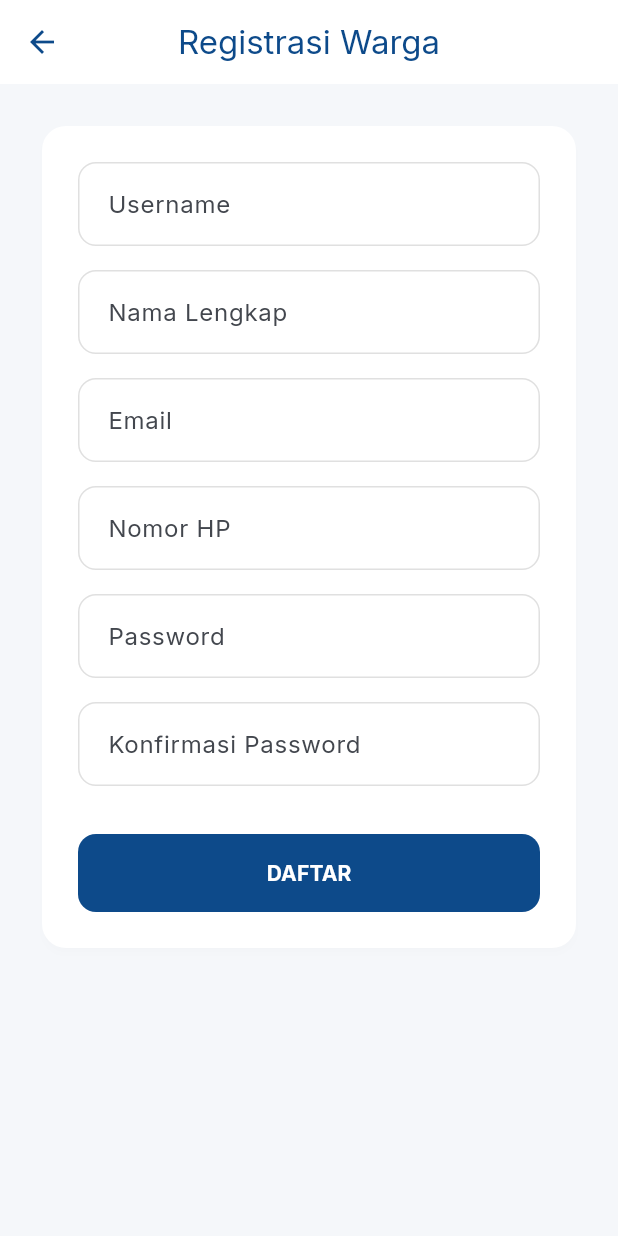
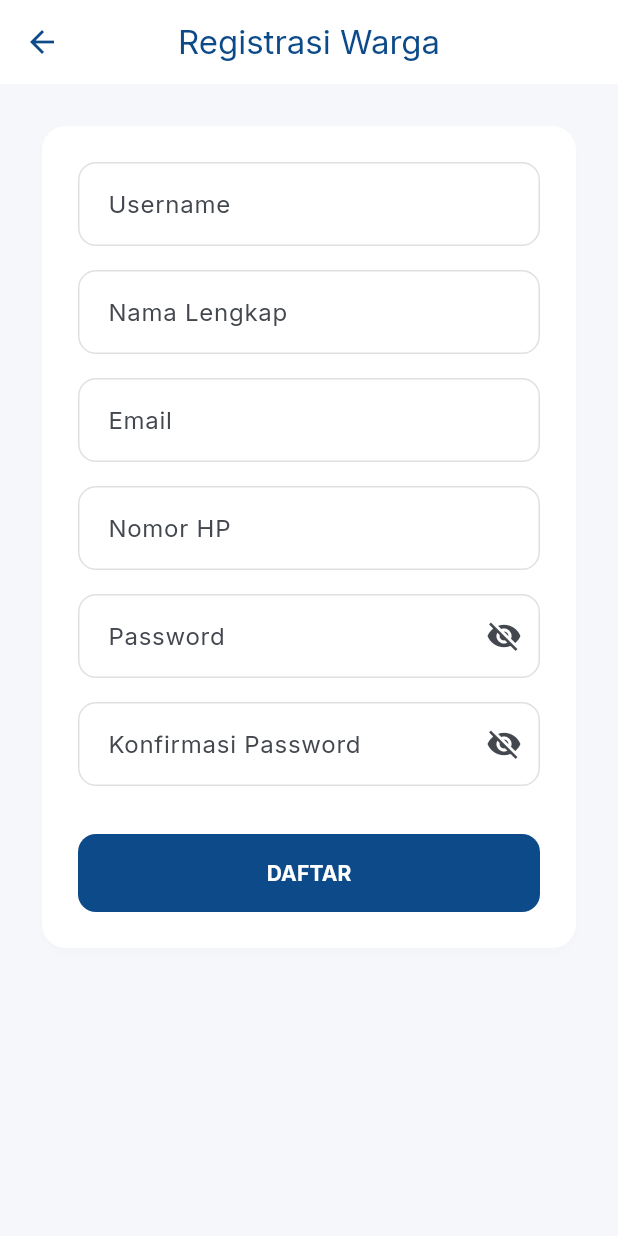
Before and after one commit to Universitas-Cakrawala/lapor-pak-apps, a Flutter app: the screen it shows after launch, after a tap on "MASUK", after a tap on "Belum punya akun? Daftar sekarang", on a phone screen of 412 x 824 dp. Run offline on Flutter 3.47's test engine with Material 3 defaults, Android fonts, the phone set to English and light mode, and no system bars; our stand-ins replace dio, equatable, firebase_messaging, fl_chart, flutter_bloc, flutter_image_compress and 9 more; accounts and stored records are empty; network calls fail.

Commit message:
feat: enable web support, add password visibility toggle, improve session management, and update UI assets

```diff
--- a/lib/core/config/api_config.dart
+++ b/lib/core/config/api_config.dart
@@ -1,5 +1,17 @@
+import 'package:flutter/foundation.dart';
+
 class ApiConfig {
-  static const String host = '10.0.2.2';
-  static const int port = 3000;
-  static const String baseUrl = 'http://$host:$port/api';
+  static const String _envUrl = String.fromEnvironment('API_URL');
+
+  static String get baseUrl {
+    if (_envUrl.isNotEmpty) {
+      return _envUrl;
+    }
+    // Jika berjalan di Web (Chrome), gunakan localhost.
+    if (kIsWeb) {
+      return 'http://localhost:3000/api';
+    }
+    // Jika berjalan di Android Emulator, gunakan 10.0.2.2.
+    return 'http://10.0.2.2:3000/api';
+  }
 }
--- a/lib/core/router/app_router.dart
+++ b/lib/core/router/app_router.dart
@@ -50,7 +50,7 @@ final GoRouter appRouter = GoRouter(
     ),
     GoRoute(
       path: '/reports/new/step1',
-      builder: (c, s) => const ReportFormStep1Screen(), // AuthCubit already global if needed, wait, AuthCubit is not global.
+      builder: (c, s) => BlocProvider(create: (_) => sl<ProfileCubit>()..fetchProfile(), child: const ReportFormStep1Screen()),
     ),
     GoRoute(
       path: '/reports/new/step2',
--- a/lib/features/auth/presentation/pages/login_screen.dart
+++ b/lib/features/auth/presentation/pages/login_screen.dart
@@ -17,6 +17,7 @@ class _LoginScreenState extends State<LoginScreen> {
   final _formKey = GlobalKey<FormState>();
   final _usernameCtrl = TextEditingController();
   final _passwordCtrl = TextEditingController();
+  bool _obscurePassword = true;
 
   @override
   void dispose() {
@@ -51,7 +52,9 @@ class _LoginScreenState extends State<LoginScreen> {
               _passwordCtrl.clear();
               ScaffoldMessenger.of(context).showSnackBar(
                 SnackBar(
-                  content: Text(state.errorMessage ?? 'Username atau password salah'),
+                  content: Text(
+                    state.errorMessage ?? 'Username atau password salah',
+                  ),
                   backgroundColor: Colors.red.shade700,
                   behavior: SnackBarBehavior.floating,
                 ),
@@ -73,15 +76,20 @@ class _LoginScreenState extends State<LoginScreen> {
                         mainAxisSize: MainAxisSize.min,
                         crossAxisAlignment: CrossAxisAlignment.stretch,
                         children: [
-                          const Icon(Icons.lock_person, size: 64, color: AppColors.civicBlue),
+                          Image.asset(
+                            'assets/images/lapor_pak_logo_transparent.webp',
+                            width: 80,
+                            height: 80,
+                          ),
                           const SizedBox(height: 16),
                           Text(
                             'Selamat Datang',
                             textAlign: TextAlign.center,
-                            style: Theme.of(context).textTheme.headlineSmall?.copyWith(
-                              fontWeight: FontWeight.bold,
-                              color: AppColors.civicBlue,
-                            ),
+                            style: Theme.of(context).textTheme.headlineSmall
+                                ?.copyWith(
+                                  fontWeight: FontWeight.bold,
+                                  color: AppColors.civicBlue,
+                                ),
                           ),
                           const SizedBox(height: 32),
                           TextFormField(
@@ -92,7 +100,8 @@ class _LoginScreenState extends State<LoginScreen> {
                               prefixIcon: Icon(Icons.person_outline),
                             ),
                             validator: (val) {
-                              if (val == null || val.trim().isEmpty) return 'Username wajib diisi';
+                              if (val == null || val.trim().isEmpty)
+                                return 'Username wajib diisi';
                               return null;
                             },
                           ),
@@ -100,13 +109,26 @@ class _LoginScreenState extends State<LoginScreen> {
                           TextFormField(
                             controller: _passwordCtrl,
                             enabled: !isLoading,
-                            obscureText: true,
-                            decoration: const InputDecoration(
+                            obscureText: _obscurePassword,
+                            decoration: InputDecoration(
                               labelText: 'Password',
-                              prefixIcon: Icon(Icons.lock_outline),
+                              prefixIcon: const Icon(Icons.lock_outline),
+                              suffixIcon: IconButton(
+                                icon: Icon(
+                                  _obscurePassword
+                                      ? Icons.visibility_off
+                                      : Icons.visibility,
+                                ),
+                                onPressed: () {
+                                  setState(() {
+                                    _obscurePassword = !_obscurePassword;
+                                  });
+                                },
+                              ),
                             ),
                             validator: (val) {
-                              if (val == null || val.isEmpty) return 'Password wajib diisi';
+                              if (val == null || val.isEmpty)
+                                return 'Password wajib diisi';
                               return null;
                             },
                           ),
@@ -114,13 +136,29 @@ class _LoginScreenState extends State<LoginScreen> {
                           ElevatedButton(
                             onPressed: isLoading ? null : _onLogin,
                             child: isLoading
-                                ? const SizedBox(height: 20, width: 20, child: CircularProgressIndicator(strokeWidth: 2, color: Colors.white))
-                                : const Text('MASUK', style: TextStyle(fontWeight: FontWeight.bold)),
+                                ? const SizedBox(
+                                    height: 20,
+                                    width: 20,
+                                    child: CircularProgressIndicator(
+                                      strokeWidth: 2,
+                                      color: Colors.white,
+                                    ),
+                                  )
+                                : const Text(
+                                    'MASUK',
+                                    style: TextStyle(
+                                      fontWeight: FontWeight.bold,
+                                    ),
+                                  ),
                           ),
                           const SizedBox(height: 16),
                           TextButton(
-                            onPressed: isLoading ? null : () => context.push('/register'),
-                            child: const Text('Belum punya akun? Daftar sekarang'),
+                            onPressed: isLoading
+                                ? null
+                                : () => context.push('/register'),
+                            child: const Text(
+                              'Belum punya akun? Daftar sekarang',
+                            ),
                           ),
                         ],
                       ),
--- a/lib/features/auth/presentation/pages/register_screen.dart
+++ b/lib/features/auth/presentation/pages/register_screen.dart
@@ -20,6 +20,8 @@ class _RegisterScreenState extends State<RegisterScreen> {
   final _phoneCtrl = TextEditingController();
   final _passwordCtrl = TextEditingController();
   final _rePasswordCtrl = TextEditingController();
+  bool _obscurePassword = true;
+  bool _obscureRePassword = true;
 
   @override
   void dispose() {
@@ -136,8 +138,22 @@ class _RegisterScreenState extends State<RegisterScreen> {
                         TextFormField(
                           controller: _passwordCtrl,
                           enabled: !isLoading,
-                          obscureText: true,
-                          decoration: const InputDecoration(labelText: 'Password'),
+                          obscureText: _obscurePassword,
+                          decoration: InputDecoration(
+                            labelText: 'Password',
+                            suffixIcon: IconButton(
+                              icon: Icon(
+                                _obscurePassword
+                                    ? Icons.visibility_off
+                                    : Icons.visibility,
+                              ),
+                              onPressed: () {
+                                setState(() {
+                                  _obscurePassword = !_obscurePassword;
+                                });
+                              },
+                            ),
+                          ),
                           validator: (val) {
                             if (val == null || val.isEmpty) return 'Password wajib diisi';
                             if (val.length < 8) return 'Minimal 8 karakter';
@@ -148,8 +164,22 @@ class _RegisterScreenState extends State<RegisterScreen> {
                         TextFormField(
                           controller: _rePasswordCtrl,
                           enabled: !isLoading,
-                          obscureText: true,
-                          decoration: const InputDecoration(labelText: 'Konfirmasi Password'),
+                          obscureText: _obscureRePassword,
+                          decoration: InputDecoration(
+                            labelText: 'Konfirmasi Password',
+                            suffixIcon: IconButton(
+                              icon: Icon(
+                                _obscureRePassword
+                                    ? Icons.visibility_off
+                                    : Icons.visibility,
+                              ),
+                              onPressed: () {
+                                setState(() {
+                                  _obscureRePassword = !_obscureRePassword;
+                                });
+                              },
+                            ),
+                          ),
                           validator: (val) {
                             if (val == null || val.isEmpty) return 'Ulangi password';
                             if (val != _passwordCtrl.text) return 'Password tidak cocok';
--- a/lib/features/auth/presentation/pages/splash_screen.dart
+++ b/lib/features/auth/presentation/pages/splash_screen.dart
@@ -46,14 +46,18 @@ class _SplashScreenState extends State<SplashScreen> {
           child: Column(
             mainAxisAlignment: MainAxisAlignment.center,
             children: [
-              const Icon(Icons.report_problem, size: 80, color: Colors.white),
+              Image.asset(
+                'assets/images/lapor_pak_logo_transparent.webp',
+                width: 120,
+                height: 120,
+              ),
               const SizedBox(height: 24),
               Text(
                 'Lapor Pak',
                 style: Theme.of(context).textTheme.headlineMedium?.copyWith(
-                      color: Colors.white,
-                      fontWeight: FontWeight.bold,
-                    ),
+                  color: Colors.white,
+                  fontWeight: FontWeight.bold,
+                ),
               ),
               const SizedBox(height: 12),
               const CircularProgressIndicator(color: AppColors.amber),
--- a/lib/features/media/utils/media_helper.dart
+++ b/lib/features/media/utils/media_helper.dart
@@ -23,6 +23,8 @@ class MediaHelper {
 
   /// Compress image iteratively to be under 2MB
   static Future<File> compressImage(File file) async {
+    if (kIsWeb) return file; // Skip compression on Web to avoid dart:io File exceptions
+
     int length = file.lengthSync();
     if (length <= _maxImageBytes) return file;
 
--- a/lib/features/reports/presentation/widgets/media_picker_widget.dart
+++ b/lib/features/reports/presentation/widgets/media_picker_widget.dart
@@ -3,6 +3,7 @@ import 'package:flutter/material.dart';
 import 'package:image_picker/image_picker.dart';
 import '../../../../core/theme/app_theme.dart';
 import '../../../media/utils/media_helper.dart';
+import 'package:flutter/foundation.dart' show kIsWeb;
 
 class MediaPickerWidget extends StatefulWidget {
   final Function(List<File> photos, File? video) onMediaChanged;
@@ -46,7 +47,8 @@ class _MediaPickerWidgetState extends State<MediaPickerWidget> {
       if (pickedFile != null) {
         final file = File(pickedFile.path);
         // Validasi ukuran video di klien (< 10MB)
-        if (file.lengthSync() > MediaHelper.maxVideoBytes) {
+        final int fileLength = kIsWeb ? (await file.readAsBytes()).length : file.lengthSync();
+        if (fileLength > MediaHelper.maxVideoBytes) {
           if (mounted) {
             ScaffoldMessenger.of(context).showSnackBar(
               const SnackBar(content: Text('Ukuran video tidak boleh lebih dari 10MB!'), backgroundColor: Colors.red),
@@ -196,7 +198,7 @@ class _MediaPickerWidgetState extends State<MediaPickerWidget> {
               image: isVideo
                   ? null
                   : DecorationImage(
-                      image: FileImage(file),
+                      image: kIsWeb ? NetworkImage(file.path) as ImageProvider : FileImage(file),
                       fit: BoxFit.cover,
                     ),
             ),
```
Also changed, not shown: lib/core/network/dio_client.dart (+8 -1 lines), lib/features/media/data/media_repository.dart (+8 -1 lines), lib/features/reports/presentation/pages/report_form_step1_screen.dart (+7 -3 lines), assets/images/lapor_pak_logo_transparent.png (added), assets/images/lapor_pak_logo_transparent.webp (added), 1 other file.
